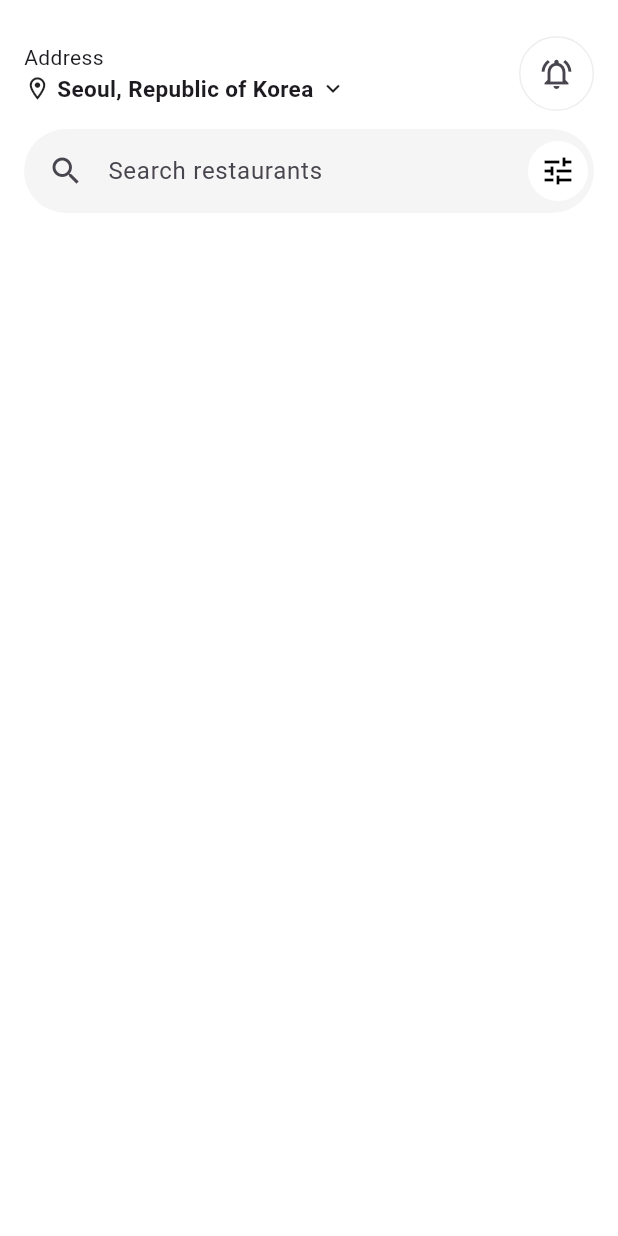
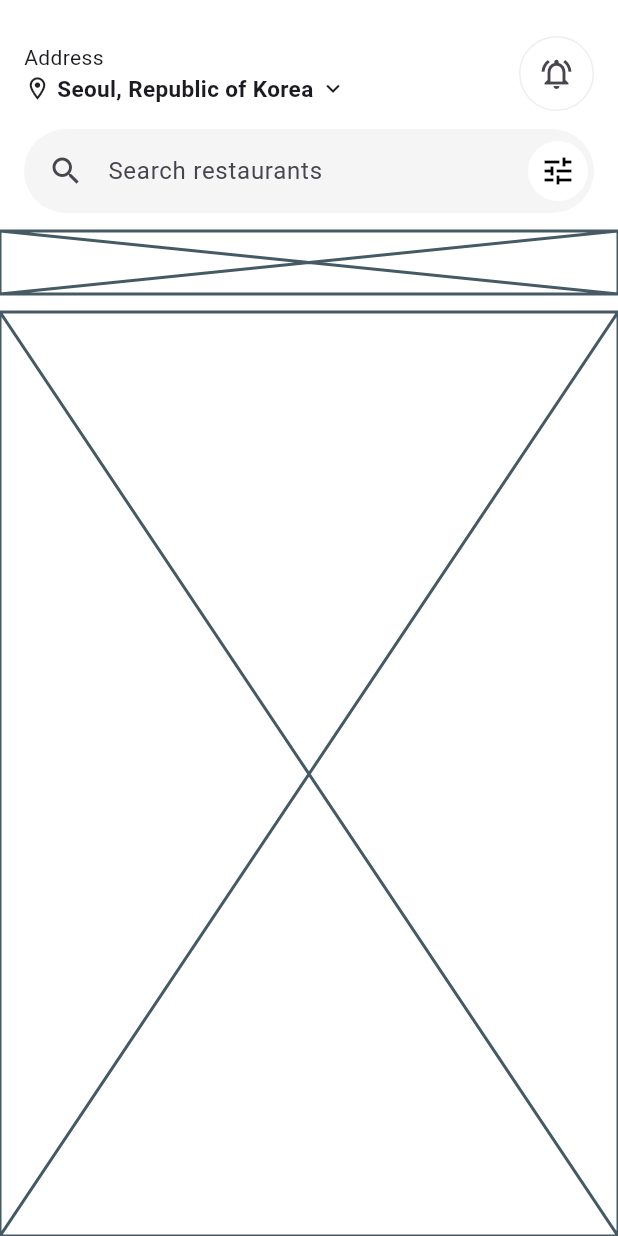
Before and after one commit to JAICHANGPARK/flutter_notebook_chapter_42, a Flutter app: the DeliveryMainPage screen opened directly, on a phone screen of 412 x 824 dp. Run offline on Flutter 3.47's test engine with Material 3 defaults, Android fonts, the phone set to English and light mode, and no system bars; our stand-ins replace date_picker_timeline, gap, hugeicons.

Commit message:
Update delivery_main_page.dart

```diff
--- a/lib/ep2130_delivery_app/view/delivery_main_page.dart
+++ b/lib/ep2130_delivery_app/view/delivery_main_page.dart
@@ -90,7 +90,14 @@ class _DeliveryMainPageState extends State<DeliveryMainPage> {
                   ),
                 ],
               ),
-            )
+            ),
+            SizedBox(
+              height: 42,
+              child: Placeholder(),
+            ),
+            Expanded(
+              child: Placeholder(),
+            ),
           ],
         ),
       ),
```
